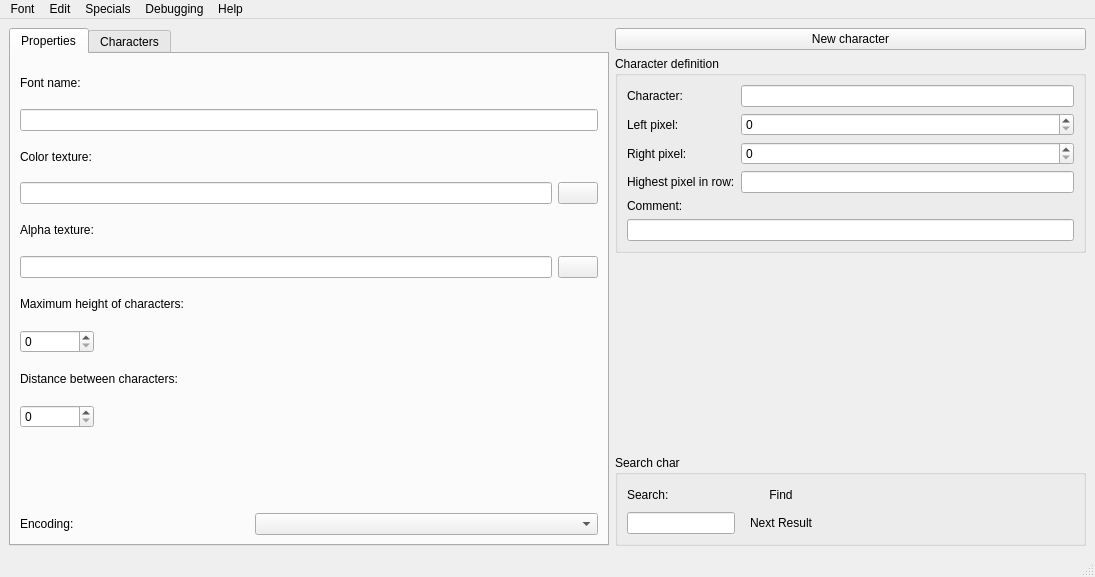
Before: the Qt Designer form OTModules/wfonts.ui in pietr26/OMSI-Tools, drawn with Qt 5.
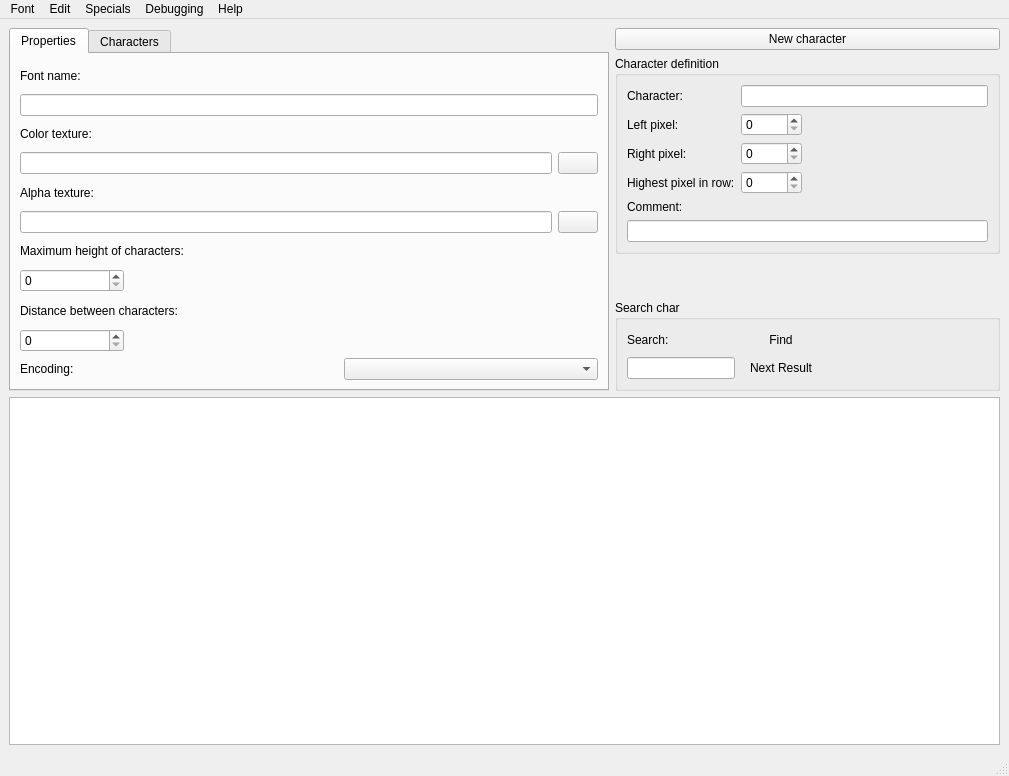
After: the same form once the commit is applied. Icons and pictures are not drawn.

Commit message: Changed highest pixel LineEdit to SpinBox

```diff
--- a/OTModules/wfonts.ui
+++ b/OTModules/wfonts.ui
@@ -6,8 +6,8 @@
    <rect>
     <x>0</x>
     <y>0</y>
-    <width>1095</width>
-    <height>577</height>
+    <width>1009</width>
+    <height>776</height>
    </rect>
   </property>
   <property name="acceptDrops">
@@ -21,6 +21,8 @@
     <normaloff>:/rec/data/icons/iconChar.svg</normaloff>:/rec/data/icons/iconChar.svg</iconset>
   </property>
   <widget class="QWidget" name="centralwidget">
+   <layout class="QVBoxLayout" name="verticalLayout_7">
+    <item>
    <layout class="QHBoxLayout" name="horizontalLayout">
     <item>
      <layout class="QVBoxLayout" name="verticalLayout">
@@ -54,7 +56,50 @@
          <layout class="QVBoxLayout" name="verticalLayout_6">
           <item>
            <layout class="QGridLayout" name="gridLayout">
-            <item row="2" column="0" colspan="8">
+              <item row="6" column="0" colspan="6">
+               <widget class="QLabel" name="lblMaxHeigthOfChars">
+                <property name="toolTip">
+                 <string/>
+                </property>
+                <property name="text">
+                 <string>Maximum height of characters:</string>
+                </property>
+               </widget>
+              </item>
+              <item row="4" column="0" colspan="6">
+               <widget class="QLabel" name="lblAlphaTexture">
+                <property name="toolTip">
+                 <string/>
+                </property>
+                <property name="text">
+                 <string>Alpha texture:</string>
+                </property>
+                <property name="buddy">
+                 <cstring>ledAlphaTexture</cstring>
+                </property>
+               </widget>
+              </item>
+              <item row="5" column="5">
+               <widget class="QPushButton" name="btnAlphaTexture">
+                <property name="sizePolicy">
+                 <sizepolicy hsizetype="Fixed" vsizetype="Fixed">
+                  <horstretch>0</horstretch>
+                  <verstretch>0</verstretch>
+                 </sizepolicy>
+                </property>
+                <property name="toolTip">
+                 <string/>
+                </property>
+                <property name="text">
+                 <string/>
+                </property>
+                <property name="icon">
+                 <iconset resource="../ressources.qrc">
+                  <normaloff>:/rec/data/icons/iconOpen.svg</normaloff>:/rec/data/icons/iconOpen.svg</iconset>
+                </property>
+               </widget>
+              </item>
+              <item row="2" column="0" colspan="6">
              <widget class="QLabel" name="lblColorTexture">
               <property name="toolTip">
                <string/>
@@ -67,20 +112,14 @@
               </property>
              </widget>
             </item>
-            <item row="0" column="0" colspan="8">
-             <widget class="QLabel" name="lblFontName">
+              <item row="10" column="3" colspan="3">
+               <widget class="QComboBox" name="cobxEncoding">
               <property name="toolTip">
-               <string/>
-              </property>
-              <property name="text">
-               <string>Font name:</string>
-              </property>
-              <property name="buddy">
-               <cstring>ledFontName</cstring>
+                 <string>Set the encoding for the font file. The encoding UTF-8 is not recommended for OMSI unless it contains characters that are not present in ANSI.</string>
               </property>
              </widget>
             </item>
-            <item row="3" column="7">
+              <item row="3" column="5">
              <widget class="QPushButton" name="btnColorTexture">
               <property name="sizePolicy">
                <sizepolicy hsizetype="Fixed" vsizetype="Fixed">
@@ -100,19 +139,6 @@
               </property>
              </widget>
             </item>
-            <item row="12" column="0" colspan="3">
-             <widget class="QLabel" name="lblEncoding">
-              <property name="toolTip">
-               <string>Set the encoding for the font file. The encoding UTF-8 is not recommended for OMSI unless it contains characters that are not present in ANSI.</string>
-              </property>
-              <property name="text">
-               <string>Encoding:</string>
-              </property>
-              <property name="buddy">
-               <cstring>cobxEncoding</cstring>
-              </property>
-             </widget>
-            </item>
             <item row="9" column="0">
              <widget class="QSpinBox" name="sbxDistanceBetweenChars">
               <property name="maximum">
@@ -120,126 +146,20 @@
               </property>
              </widget>
             </item>
-            <item row="10" column="0" rowspan="2" colspan="8">
-             <spacer name="horizontalSpacer_4">
-              <property name="orientation">
-               <enum>Qt::Horizontal</enum>
-              </property>
-              <property name="sizeHint" stdset="0">
-               <size>
-                <width>40</width>
-                <height>20</height>
-               </size>
-              </property>
-             </spacer>
-            </item>
-            <item row="3" column="0" colspan="7">
+              <item row="3" column="0" colspan="5">
              <widget class="QLineEdit" name="ledColorTexture">
               <property name="toolTip">
                <string/>
               </property>
              </widget>
             </item>
-            <item row="9" column="1" colspan="7">
-             <spacer name="horizontalSpacer_6">
-              <property name="orientation">
-               <enum>Qt::Horizontal</enum>
-              </property>
-              <property name="sizeHint" stdset="0">
-               <size>
-                <width>40</width>
-                <height>20</height>
-               </size>
-              </property>
-             </spacer>
-            </item>
-            <item row="7" column="1" colspan="7">
-             <spacer name="horizontalSpacer_2">
-              <property name="orientation">
-               <enum>Qt::Horizontal</enum>
-              </property>
-              <property name="sizeHint" stdset="0">
-               <size>
-                <width>40</width>
-                <height>20</height>
-               </size>
-              </property>
-             </spacer>
-            </item>
-            <item row="5" column="0" colspan="7">
-             <widget class="QLineEdit" name="ledAlphaTexture">
-              <property name="toolTip">
-               <string/>
-              </property>
-             </widget>
-            </item>
-            <item row="4" column="0" colspan="8">
-             <widget class="QLabel" name="lblAlphaTexture">
-              <property name="toolTip">
-               <string/>
-              </property>
-              <property name="text">
-               <string>Alpha texture:</string>
-              </property>
-              <property name="buddy">
-               <cstring>ledAlphaTexture</cstring>
-              </property>
-             </widget>
-            </item>
-            <item row="6" column="0" colspan="8">
-             <widget class="QLabel" name="lblMaxHeigthOfChars">
-              <property name="toolTip">
-               <string/>
-              </property>
-              <property name="text">
-               <string>Maximum height of characters:</string>
-              </property>
-             </widget>
-            </item>
-            <item row="12" column="3" colspan="5">
-             <widget class="QComboBox" name="cobxEncoding">
-              <property name="toolTip">
-               <string>Set the encoding for the font file. The encoding UTF-8 is not recommended for OMSI unless it contains characters that are not present in ANSI.</string>
-              </property>
-             </widget>
-            </item>
-            <item row="1" column="0" colspan="8">
+              <item row="1" column="0" colspan="6">
              <widget class="QLineEdit" name="ledFontName">
               <property name="toolTip">
                <string/>
               </property>
              </widget>
             </item>
-            <item row="8" column="0" colspan="8">
-             <widget class="QLabel" name="lblDistanceBetweenChars">
-              <property name="toolTip">
-               <string/>
-              </property>
-              <property name="text">
-               <string>Distance between characters:</string>
-              </property>
-             </widget>
-            </item>
-            <item row="5" column="7">
-             <widget class="QPushButton" name="btnAlphaTexture">
-              <property name="sizePolicy">
-               <sizepolicy hsizetype="Fixed" vsizetype="Fixed">
-                <horstretch>0</horstretch>
-                <verstretch>0</verstretch>
-               </sizepolicy>
-              </property>
-              <property name="toolTip">
-               <string/>
-              </property>
-              <property name="text">
-               <string/>
-              </property>
-              <property name="icon">
-               <iconset resource="../ressources.qrc">
-                <normaloff>:/rec/data/icons/iconOpen.svg</normaloff>:/rec/data/icons/iconOpen.svg</iconset>
-              </property>
-             </widget>
-            </item>
             <item row="7" column="0">
              <widget class="QSpinBox" name="sbxMaxHeigthOfChars">
               <property name="buttonSymbols">
@@ -262,6 +182,75 @@
               </property>
              </widget>
             </item>
+              <item row="10" column="0" colspan="3">
+               <widget class="QLabel" name="lblEncoding">
+                <property name="toolTip">
+                 <string>Set the encoding for the font file. The encoding UTF-8 is not recommended for OMSI unless it contains characters that are not present in ANSI.</string>
+                </property>
+                <property name="text">
+                 <string>Encoding:</string>
+                </property>
+                <property name="buddy">
+                 <cstring>cobxEncoding</cstring>
+                </property>
+               </widget>
+              </item>
+              <item row="7" column="1" colspan="5">
+               <spacer name="horizontalSpacer_2">
+                <property name="orientation">
+                 <enum>Qt::Horizontal</enum>
+                </property>
+                <property name="sizeHint" stdset="0">
+                 <size>
+                  <width>40</width>
+                  <height>20</height>
+                 </size>
+                </property>
+               </spacer>
+              </item>
+              <item row="9" column="1" colspan="5">
+               <spacer name="horizontalSpacer_6">
+                <property name="orientation">
+                 <enum>Qt::Horizontal</enum>
+                </property>
+                <property name="sizeHint" stdset="0">
+                 <size>
+                  <width>40</width>
+                  <height>20</height>
+                 </size>
+                </property>
+               </spacer>
+              </item>
+              <item row="5" column="0" colspan="5">
+               <widget class="QLineEdit" name="ledAlphaTexture">
+                <property name="toolTip">
+                 <string/>
+                </property>
+               </widget>
+              </item>
+              <item row="8" column="0" colspan="6">
+               <widget class="QLabel" name="lblDistanceBetweenChars">
+                <property name="toolTip">
+                 <string/>
+                </property>
+                <property name="text">
+                 <string>Distance between characters:</string>
+                </property>
+               </widget>
+              </item>
+              <item row="0" column="0" colspan="6">
+               <widget class="QLabel" name="lblFontName">
+                <property name="toolTip">
+                 <string/>
+                </property>
+                <property name="text">
+                 <string>Font name:</string>
+                </property>
+                <property name="buddy">
+                 <cstring>ledFontName</cstring>
+                </property>
+               </widget>
+              </item>
            </layout>
           </item>
          </layout>
@@ -448,20 +437,36 @@
         <layout class="QVBoxLayout" name="verticalLayout_2">
          <item>
           <layout class="QGridLayout" name="gridLayout_2">
-           <item row="0" column="0">
-            <widget class="QLabel" name="lblCharacter">
+             <item row="9" column="0" colspan="4">
+              <widget class="QLineEdit" name="ledComment">
+               <property name="enabled">
+                <bool>true</bool>
+               </property>
+               <property name="clearButtonEnabled">
+                <bool>true</bool>
+               </property>
+              </widget>
+             </item>
+             <item row="0" column="2" colspan="2">
+              <widget class="QLineEdit" name="ledCharacter">
+               <property name="enabled">
+                <bool>true</bool>
+               </property>
              <property name="toolTip">
               <string/>
              </property>
-             <property name="text">
-              <string>Character:</string>
-             </property>
-             <property name="buddy">
-              <cstring>ledCharacter</cstring>
+               <property name="maxLength">
+                <number>1</number>
+               </property>
+               <property name="cursorMoveStyle">
+                <enum>Qt::LogicalMoveStyle</enum>
+               </property>
+               <property name="clearButtonEnabled">
+                <bool>false</bool>
              </property>
             </widget>
            </item>
-           <item row="6" column="0" colspan="2">
+             <item row="8" column="0" colspan="4">
             <widget class="QLabel" name="lblComment">
              <property name="toolTip">
               <string/>
@@ -474,43 +479,60 @@
              </property>
             </widget>
            </item>
-           <item row="1" column="1">
+             <item row="2" column="3" rowspan="3">
+              <spacer name="horizontalSpacer_7">
+               <property name="orientation">
+                <enum>Qt::Horizontal</enum>
+               </property>
+               <property name="sizeHint" stdset="0">
+                <size>
+                 <width>40</width>
+                 <height>20</height>
+                </size>
+               </property>
+              </spacer>
+             </item>
+             <item row="2" column="2" rowspan="3">
+              <widget class="QSpinBox" name="sbxRightPixel">
+               <property name="maximum">
+                <number>10000</number>
+               </property>
+              </widget>
+             </item>
+             <item row="1" column="2">
             <widget class="QSpinBox" name="sbxLeftPixel">
              <property name="maximum">
               <number>10000</number>
              </property>
             </widget>
            </item>
-           <item row="0" column="1">
-            <widget class="QLineEdit" name="ledCharacter">
-             <property name="enabled">
-              <bool>true</bool>
-             </property>
+             <item row="1" column="3">
+              <spacer name="horizontalSpacer_4">
+               <property name="orientation">
+                <enum>Qt::Horizontal</enum>
+               </property>
+               <property name="sizeHint" stdset="0">
+                <size>
+                 <width>40</width>
+                 <height>20</height>
+                </size>
+               </property>
+              </spacer>
+             </item>
+             <item row="0" column="0" colspan="2">
+              <widget class="QLabel" name="lblCharacter">
              <property name="toolTip">
               <string/>
              </property>
-             <property name="maxLength">
-              <number>1</number>
-             </property>
-             <property name="cursorMoveStyle">
-              <enum>Qt::LogicalMoveStyle</enum>
-             </property>
-             <property name="clearButtonEnabled">
-              <bool>false</bool>
-             </property>
-            </widget>
-           </item>
-           <item row="7" column="0" colspan="2">
-            <widget class="QLineEdit" name="ledComment">
-             <property name="enabled">
-              <bool>true</bool>
-             </property>
-             <property name="clearButtonEnabled">
-              <bool>true</bool>
-             </property>
-            </widget>
-           </item>
-           <item row="1" column="0">
+               <property name="text">
+                <string>Character:</string>
+               </property>
+               <property name="buddy">
+                <cstring>ledCharacter</cstring>
+               </property>
+              </widget>
+             </item>
+             <item row="1" column="0" colspan="2">
             <widget class="QLabel" name="lblLeftPixel">
              <property name="toolTip">
               <string/>
@@ -520,7 +542,37 @@
              </property>
             </widget>
            </item>
-           <item row="5" column="0">
+             <item row="2" column="0" rowspan="3" colspan="2">
+              <widget class="QLabel" name="lblRightPixel">
+               <property name="toolTip">
+                <string/>
+               </property>
+               <property name="text">
+                <string>Right pixel:</string>
+               </property>
+              </widget>
+             </item>
+             <item row="5" column="2" rowspan="3">
+              <widget class="QSpinBox" name="sbxHighestPixelInFontRow">
+               <property name="maximum">
+                <number>10000</number>
+               </property>
+              </widget>
+             </item>
+             <item row="5" column="3" rowspan="3">
+              <spacer name="horizontalSpacer_8">
+               <property name="orientation">
+                <enum>Qt::Horizontal</enum>
+               </property>
+               <property name="sizeHint" stdset="0">
+                <size>
+                 <width>40</width>
+                 <height>20</height>
+                </size>
+               </property>
+              </spacer>
+             </item>
+             <item row="5" column="0" rowspan="3" colspan="2">
             <widget class="QLabel" name="lblHighestPixelInFontRow">
              <property name="font">
               <font>
@@ -533,33 +585,6 @@
              <property name="text">
               <string>Highest pixel in row:</string>
              </property>
-             <property name="buddy">
-              <cstring>ledHighestPixelInFontRow</cstring>
-             </property>
-            </widget>
-           </item>
-           <item row="5" column="1">
-            <widget class="QLineEdit" name="ledHighestPixelInFontRow">
-             <property name="enabled">
-              <bool>true</bool>
-             </property>
-            </widget>
-           </item>
-           <item row="2" column="0" rowspan="3">
-            <widget class="QLabel" name="lblRightPixel">
-             <property name="toolTip">
-              <string/>
-             </property>
-             <property name="text">
-              <string>Right pixel:</string>
-             </property>
-            </widget>
-           </item>
-           <item row="2" column="1" rowspan="3">
-            <widget class="QSpinBox" name="sbxRightPixel">
-             <property name="maximum">
-              <number>10000</number>
-             </property>
             </widget>
            </item>
           </layout>
@@ -692,13 +717,18 @@
      </layout>
     </item>
    </layout>
+    </item>
+    <item>
+     <widget class="QGraphicsView" name="grvAlphatexture"/>
+    </item>
+   </layout>
   </widget>
   <widget class="QMenuBar" name="menubar">
    <property name="geometry">
     <rect>
      <x>0</x>
      <y>0</y>
-     <width>1095</width>
+     <width>1009</width>
      <height>24</height>
     </rect>
    </property>
```
Left out of the diff: 1 changed line with no effect on the pictures. Lines whose indentation alone changed are shown as unchanged. The commit also changes 2 other files.
